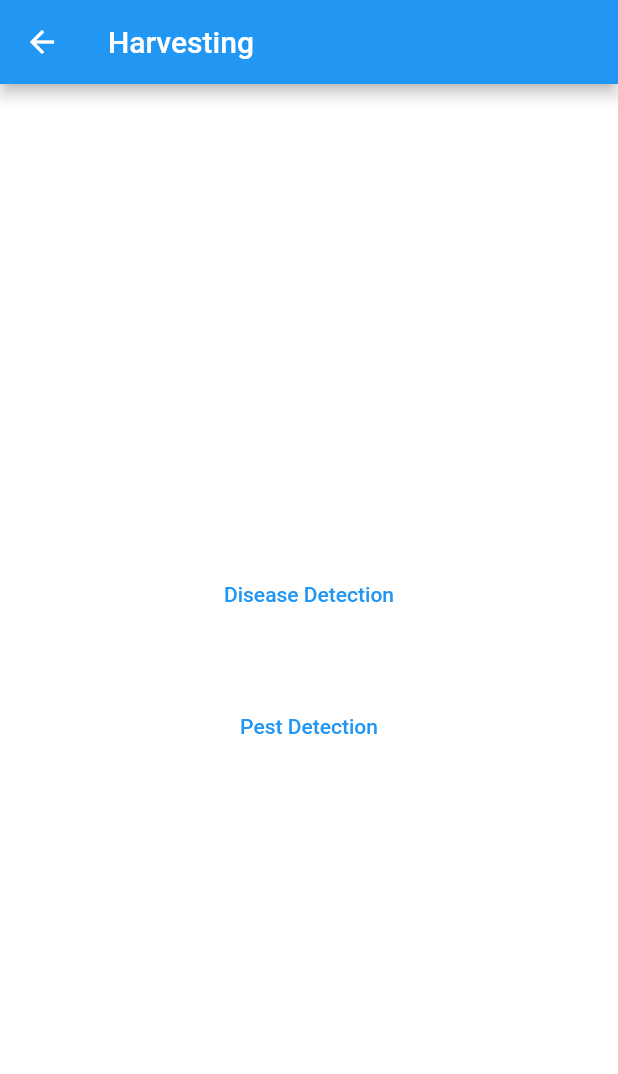
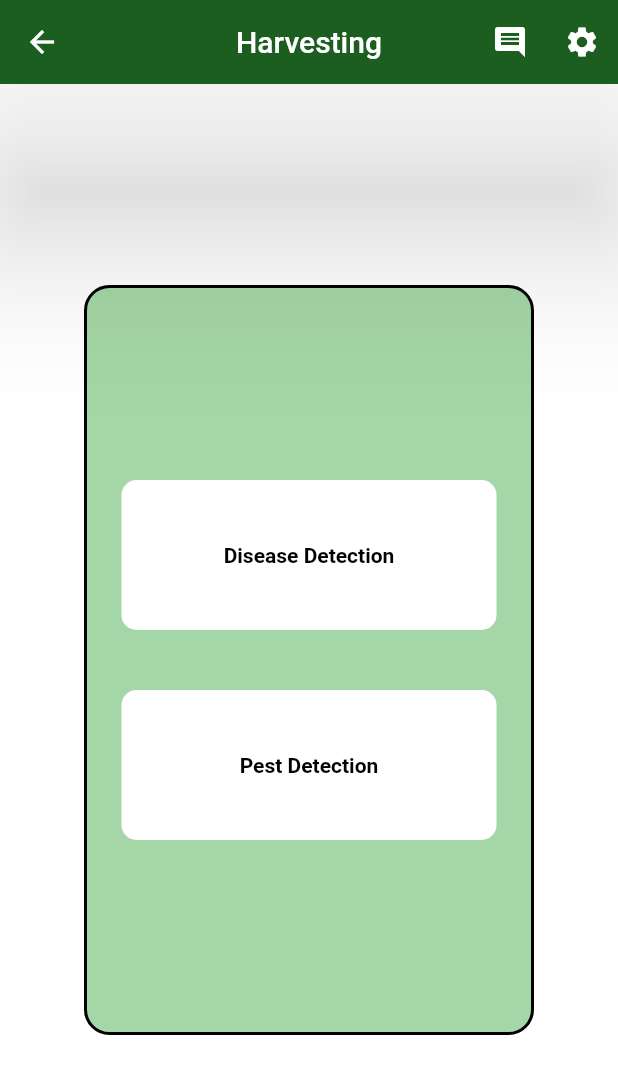
Before and after one commit to Sagar7057/FarmApp, a Flutter app: the screen it shows after launch, after a tap on "Harvesting", on a phone screen of 412 x 824 dp. Shown: the top 1074 px of the screen. Run offline on Flutter 3.47's test engine with Material 2 defaults, Android fonts, the phone set to English and light mode, and no system bars; our stand-ins replace image_picker; network calls fail.

Commit message:
upgraded code

```diff
--- /dev/null
+++ b/lib/Pages/appbar.dart
@@ -0,0 +1,30 @@
+import 'package:flutter/material.dart';
+
+class Header {
+  // Creating a Field/Property
+  dynamic geekName;
+  Header(geekName1){geekName=geekName1;}
+
+  dynamic get getAppbar{
+    final appBar = AppBar(
+    centerTitle:true,
+    title: Text(geekName),
+    actions: <Widget>[
+      IconButton(
+        icon: const Icon(Icons.comment),
+        tooltip: 'Comment Icon',
+        onPressed: () {},
+      ), //IconButton
+      IconButton(
+        icon: const Icon(Icons.settings),
+        tooltip: 'Setting Icon',
+        onPressed: () {},
+      ), //IconButton
+    ], //<Widget>[]
+    backgroundColor: Colors.green.shade900,
+    elevation: 50.0,
+  );
+  return appBar;
+
+  }
+}
--- a/lib/Pages/crop_care.dart
+++ b/lib/Pages/crop_care.dart
@@ -1,3 +1,4 @@
+import 'package:farm/Pages/appbar.dart';
 import 'package:farm/Pages/post_harvesting.dart';
 import 'package:farm/Pages/pre_harvesting.dart';
 import 'package:flutter/material.dart';
@@ -43,29 +44,13 @@ class _MyWidgetState extends State<MyWidget> {
   }
 
 
+
   @override
   Widget build(BuildContext context) {
 
     return Scaffold(
-        appBar: AppBar(
-          centerTitle:true,
-               title: const Text("Crop Care"),
-                  actions: <Widget>[
-                  IconButton(
-                    icon: const Icon(Icons.comment),
-                    tooltip: 'Comment Icon',
-                    onPressed: () {},
-                  ), //IconButton
-                  IconButton(
-                    icon: const Icon(Icons.settings),
-                    tooltip: 'Setting Icon',
-                    onPressed: () {},
-                  ), //IconButton
-                ], //<Widget>[]
-                // backgroundColor: Colors.green.shade900,
-                elevation: 50.0,
-                backgroundColor: Colors.green.shade900,
-        ),
+
+      appBar: Header('crop care').getAppbar,
         body:const Center(
           child: MyBody(),
         ),
@@ -138,24 +123,7 @@ class _MyBodyState extends State<MyBody> {
                        context, MaterialPageRoute(
                          builder: (context) {
                           return Scaffold(
-                            appBar:AppBar(
-                                centerTitle:true,
-                                title: const Text("Pre-Harvesting"),
-                                    actions: <Widget>[
-                                    IconButton(
-                                      icon: const Icon(Icons.comment),
-                                      tooltip: 'Comment Icon',
-                                      onPressed: () {},
-                                    ), //IconButton
-                                    IconButton(
-                                      icon: const Icon(Icons.settings),
-                                      tooltip: 'Setting Icon',
-                                      onPressed: () {},
-                                    ), //IconButton
-                                  ], //<Widget>[]
-                              backgroundColor: Colors.green.shade900,
-                              elevation: 50.0,
-                            ),
+                            appBar: Header('Pre-Harvesting').getAppbar,
                             body: const Center(
                               child:PreHarvesting()
                             )
@@ -183,9 +151,7 @@ class _MyBodyState extends State<MyBody> {
                        context, MaterialPageRoute(
                          builder: (context) {
                           return Scaffold(
-                            appBar:AppBar(
-                              title:const Text('Harvesting'),
-                            ),
+                            appBar: Header('Harvesting').getAppbar,
                             body: const Center(
                               child:Harvesting()
                             )
@@ -211,9 +177,7 @@ class _MyBodyState extends State<MyBody> {
                        context, MaterialPageRoute(
                          builder: (context) {
                           return Scaffold(
-                            appBar:AppBar(
-                              title:const Text('Post_Harvesting'),
-                            ),
+                            appBar:Header('Post-Harvesting').getAppbar,
                             body: const Center(
                               child:PostHarvesting()
                             )
--- a/lib/Pages/crop_detection.dart
+++ b/lib/Pages/crop_detection.dart
@@ -6,7 +6,7 @@ import 'package:http/http.dart' as http;
 
 Future<Album> createAlbum(String first,String second,String third,String fourth,String fifth,String six,String sev) async {
   final response = await http.post(
-    Uri.parse('https://e4d3-43-243-80-75.in.ngrok.io/crop'),
+    Uri.parse('https://4f65-103-26-226-52.in.ngrok.io/crop'),
     headers: <String, String>{
       'Content-Type': 'application/json; charset=UTF-8',
 
--- a/lib/Pages/harvesting.dart
+++ b/lib/Pages/harvesting.dart
@@ -1,3 +1,4 @@
+import 'dart:io';
 import '../style/button_style.dart';
 import 'package:flutter/material.dart';
 import 'disease_detection.dart';
@@ -15,22 +16,33 @@ class _HarvestingState extends State<Harvesting> {
   @override
   Widget build(BuildContext context) {
 
-    return Column(
+    return Container(
+      decoration: BoxDecoration(
+      color: Colors.green.shade200,
+      borderRadius: BorderRadius.circular(17),
+      border: Border.all(width: 2),
+      ),
+
+      width: 300, height: 500,
+      child: Column(
         mainAxisAlignment: MainAxisAlignment.center,
         crossAxisAlignment: CrossAxisAlignment.center,
         children: <Widget>[
               Container(
+                height: 100,
+                width: 250,
                 margin: const EdgeInsets.all(20),
                 child: TextButton(
                   style: ButtonWidget().getButtonStyle(context),
                   child: const Text(
                     'Disease Detection',
+                     style: TextStyle(fontWeight: FontWeight.bold,color: Colors.black),
                   ),
                   onPressed: () {
                      Navigator.push(
                        context, MaterialPageRoute(
                          builder: (context) {
-                        return const Center(child: DiseaseDetection());
+                            return const Center(child: DiseaseResult());
                         }
                       )
                     );
@@ -39,11 +51,14 @@ class _HarvestingState extends State<Harvesting> {
                 ),
               ),
               Container(
+                height: 100,
+                width: 250,
                 margin: const EdgeInsets.all(20),
                 child: TextButton(
                   style: ButtonWidget().getButtonStyle(context),
                   child: const Text(
                     'Pest Detection',
+                     style: TextStyle(fontWeight: FontWeight.bold,color: Colors.black),
                   ),
                   onPressed: () {
                     Navigator.push(
@@ -58,6 +73,7 @@ class _HarvestingState extends State<Harvesting> {
               ),
 
             ]
+      ),
     );
 
   }
--- a/lib/main.dart
+++ b/lib/main.dart
@@ -1,4 +1,5 @@
 import 'dart:io';
+import 'package:farm/Pages/appbar.dart';
 import 'package:flutter/material.dart';
 import 'color.dart';
 import 'Pages/crop_care.dart';
@@ -24,6 +25,11 @@ class _MyAppState extends State<MyApp> {
 
       theme: ThemeData(scaffoldBackgroundColor: const Color.fromARGB(255, 255, 255, 255)),
       debugShowCheckedModeBanner: false,
+      builder: (context, child) {
+        return Scaffold(
+          body: child, //this child is dynamically replaced with corresponding page when we navigate
+        );
+      },
       home: const MyWidget()
     );
   }
--- a/pubspec.yaml
+++ b/pubspec.yaml
@@ -35,6 +35,7 @@ dependencies:
   cupertino_icons: ^1.0.2
   http: ^0.13.5
   image_picker: ^0.8.6
+  # image_picker_web: ^2.1.1
 
 dev_dependencies:
   flutter_test:
```
Also changed, not shown: lib/Pages/DiseaseDetectionWeb.dart (added, +34 -0 lines), lib/Pages/disease_detection.dart (+135 -27 lines), lib/Pages/fertilizer_detection.dart (+4 -9 lines). Lines whose indentation alone changed are shown as unchanged.
